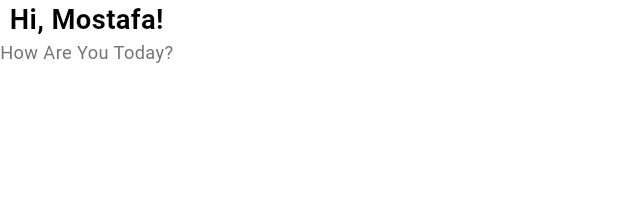
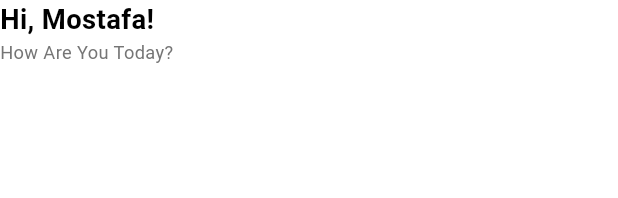
Before and after one commit to mostafaragab6/advanced_project, a Flutter app: the HomeTopBar widget shown alone on an empty page, opened directly, on a phone screen of 412 x 824 dp. Shown: the top 198 px of the screen. Run offline on Flutter 3.47's test engine with Material 3 defaults, Android fonts, the phone set to English and light mode, and no system bars; our stand-ins replace dio, flutter_bloc, flutter_screenutil, flutter_svg, freezed_annotation, get_it and 1 more; generated files the repository leaves out were written again.

Commit message:
-home screen design

```diff
--- a/lib/core/theming/colors.dart
+++ b/lib/core/theming/colors.dart
@@ -2,6 +2,7 @@ import 'package:flutter/material.dart';
 
 class ColorsManager {
   static const Color mainBlue = Color(0xFF247CFF);
+  static const Color lightBlue = Color(0xFFF4F8FF);
   static const Color gray = Color(0xFF757575);
   static const Color lighterGray = Color(0xFFEDEDED);
   static const Color lightGray = Color(0xFFC2C2C2);
--- a/lib/core/theming/styles.dart
+++ b/lib/core/theming/styles.dart
@@ -52,6 +52,18 @@ class TextStyles {
         color: Colors.black,
       );
 
+  static TextStyle font18Black600Weight() => TextStyle(
+        fontSize: 18.sp,
+        fontWeight: FontWeight.w600,
+        color: Colors.black,
+      );
+
+  static TextStyle font18White500Weight() => TextStyle(
+        fontSize: 18.sp,
+        fontWeight: FontWeight.w500,
+        color: Colors.white,
+      );
+
   static TextStyle font24Blue700Weight() => TextStyle(
         fontSize: 24.sp,
         fontWeight: FontWeight.w700,
@@ -64,10 +76,22 @@ class TextStyles {
         color: Colors.white,
       );
 
+  static TextStyle font16Black700Weight() => TextStyle(
+        fontSize: 16.sp,
+        fontWeight: FontWeight.w700,
+        color: Colors.black,
+      );
+
   static TextStyle font12Blue400Weight() => TextStyle(
         fontSize: 12.sp,
         fontWeight: FontWeight.w400,
         color: ColorsManager.mainBlue,
+      );
+
+  static TextStyle font12Black400Weight() => TextStyle(
+        fontSize: 12.sp,
+        fontWeight: FontWeight.w400,
+        color: Colors.black,
       );
 
   static TextStyle font12Grey400Weight() => TextStyle(
@@ -87,4 +111,10 @@ class TextStyles {
         fontWeight: FontWeight.w500,
         color: ColorsManager.lightGray,
       );
+
+  static TextStyle font12Gray400Weight() => TextStyle(
+        fontSize: 12.sp,
+        fontWeight: FontWeight.w400,
+        color: ColorsManager.gray,
+      );
 }
--- a/lib/features/home/ui/widgets/home_top_bar.dart
+++ b/lib/features/home/ui/widgets/home_top_bar.dart
@@ -12,6 +12,7 @@ class HomeTopBar extends StatelessWidget {
     return Row(
       children: [
         Column(
+          crossAxisAlignment: CrossAxisAlignment.start,
           children: [
             Text(
               "Hi, Mostafa!",
```
Also changed, not shown: lib/features/home/ui/home_screen.dart (+20 -2 lines), 30 other files.
